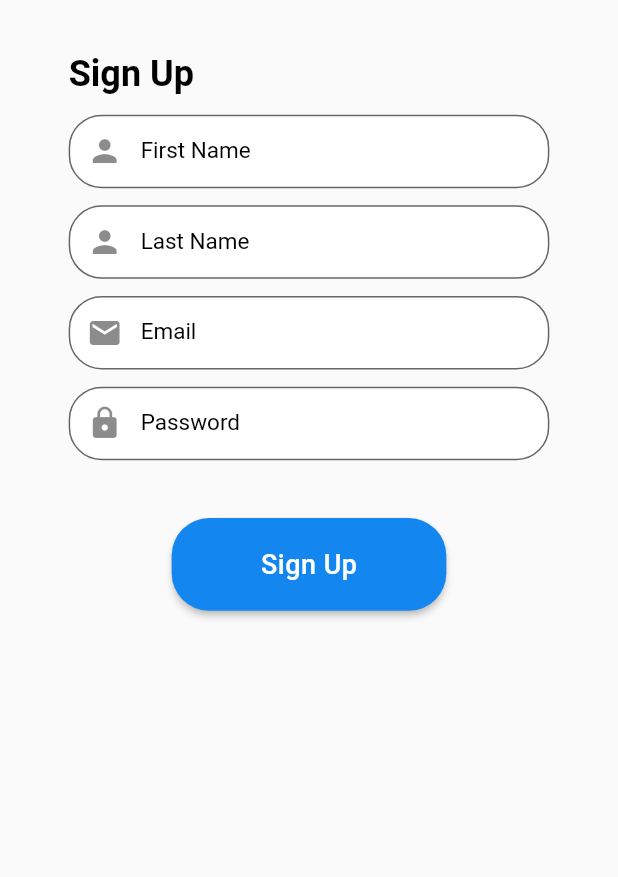
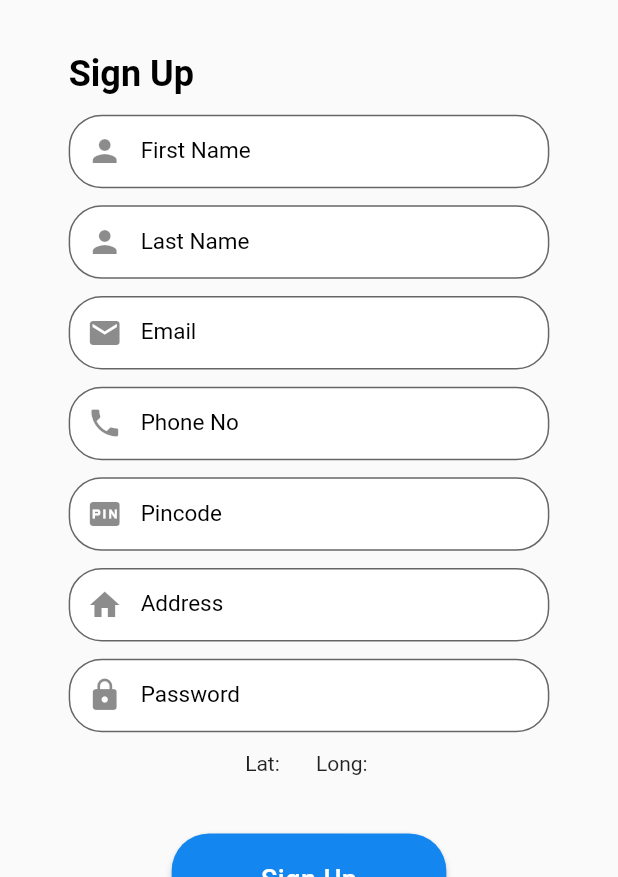
Before and after one commit to sayannath/zero_vendor, a Flutter app: the SignupPage screen opened directly, on a phone screen of 412 x 824 dp, the part 359-1236 px from its top. Run offline on Flutter 3.47's test engine with Material 2 defaults, Android fonts, the phone set to English and light mode, and no system bars; our stand-ins replace file_picker, flutter_screenutil, flutter_svg, geolocator, google_nav_bar, shared_preferences; missing offline and left inert: form_builder_file_picker; accounts and stored records are empty; project files that could hold a hidden picture were left out.

```diff
--- a/lib/main.dart
+++ b/lib/main.dart
@@ -1,7 +1,9 @@
 import 'package:flutter/material.dart';
 import 'package:zero_vendor/view/CategorySelect.dart';
 import 'package:zero_vendor/view/loginPage.dart';
+import 'package:zero_vendor/view/signupPage.dart';
 import 'package:zero_vendor/view/splashScreen.dart';
+import 'package:zero_vendor/view/step2.dart';
 
 void main() => runApp(MyApp());
 
--- a/lib/services/baseService.dart
+++ b/lib/services/baseService.dart
@@ -4,15 +4,15 @@ import 'package:http/http.dart' as http;
 import 'package:shared_preferences/shared_preferences.dart';
 
 class BaseService {
-  static const BASE_URI = "http://ec2-3-83-125-93.compute-1.amazonaws.com/api/";
+  static const BASE_URI = "http://ec2-54-165-254-77.compute-1.amazonaws.com/api/";
   static const AUTH_URI =
-      "http://ec2-3-83-125-93.compute-1.amazonaws.com/api/signin";
+      "http://ec2-54-165-254-77.compute-1.amazonaws.com/api/signin";
   static const USER_URI =
-      "http://ec2-3-83-125-93.compute-1.amazonaws.com/api/user";
+      "http://ec2-54-165-254-77.compute-1.amazonaws.com/api/user";
   static const CATEGORY_URI =
-      "http://ec2-3-83-125-93.compute-1.amazonaws.com/api/categories";
+      "http://ec2-54-165-254-77.compute-1.amazonaws.com/api/categories";
   static const ITEM_URI =
-      "http://ec2-3-83-125-93.compute-1.amazonaws.com/api/product/create/";
+      "http://ec2-54-165-254-77.compute-1.amazonaws.com/api/product/create/";
   // static const AUTH_URI = "http://192.168.43.116:3000/api/signin";
   // static const USER_URI = "http://192.168.43.116:3000/api/user";
   // static const CATEGORY_URI = "http://127.0.0.1:3000/api/categories";
--- a/lib/view/addDataPage.dart
+++ b/lib/view/addDataPage.dart
@@ -85,7 +85,7 @@ class _AddDataPageState extends State<AddDataPage> {
                   mainAxisSize: MainAxisSize.min,
                   children: [
                     Text(
-                      'Sign up',
+                      'Verify details',
                       style: TextStyle(
                           color: Colors.black,
                           fontSize: 24,
--- a/lib/view/loginPage.dart
+++ b/lib/view/loginPage.dart
@@ -1,8 +1,9 @@
 import 'package:flutter/material.dart';
 import 'package:zero_vendor/common/ui_constants.dart';
 import 'package:zero_vendor/services/authService.dart';
-import 'package:zero_vendor/view/addDataPage.dart';
+import 'package:zero_vendor/view/adddatapage.dart';
 import 'package:zero_vendor/view/signupPage.dart';
+import 'package:zero_vendor/view/step2.dart';
 
 class LoginPage extends StatefulWidget {
   @override
@@ -41,7 +42,7 @@ class _LoginPageState extends State<LoginPage> {
         if (auth['role'] == '1') {
           Navigator.of(context).pushAndRemoveUntil(
               MaterialPageRoute(builder: (BuildContext context) {
-            return AddDataPage();
+            return Step2Reg();
           }), (Route<dynamic> route) => false);
         } else {
           scaffkey.currentState.showSnackBar(new SnackBar(
--- a/lib/view/signupPage.dart
+++ b/lib/view/signupPage.dart
@@ -3,6 +3,7 @@ import 'package:zero_vendor/common/ui_constants.dart';
 import 'package:zero_vendor/services/baseService.dart';
 import 'package:zero_vendor/view/landingPage.dart';
 import 'package:zero_vendor/view/loginPage.dart';
+import 'package:geolocator/geolocator.dart';
 
 class SignupPage extends StatefulWidget {
   @override
@@ -14,14 +15,36 @@ class _SignupPageState extends State<SignupPage> {
   String _password;
   String _name;
   String _lastName;
+  String latitude = '';
+  String longitude = '';
   String _phoneNumber;
   String _address;
   String _pincode;
 
   bool _loggingIn = false;
+  @override
+  void initState() {
+    getLoc();
+    super.initState();
+  }
 
   final formkey = new GlobalKey<FormState>();
   final scaffkey = new GlobalKey<ScaffoldState>();
+  getLoc() {
+    final Geolocator geolocator = Geolocator()..forceAndroidLocationManager;
+    geolocator
+        .getCurrentPosition(desiredAccuracy: LocationAccuracy.best)
+        .then((value) {
+      setState(() {
+        latitude = value.latitude.toString();
+        longitude = value.longitude.toString();
+        print(latitude);
+        print(longitude);
+      });
+    }).catchError((e) {
+      print(e);
+    });
+  }
 
   checkFields() {
     final form = formkey.currentState;
@@ -39,9 +62,10 @@ class _SignupPageState extends State<SignupPage> {
     setState(() {
       _loggingIn = true;
     });
-    if(checkFields()) {
-      bool authenticated = await BaseService.authenticate(_name, _lastName, _email, _password);
-      if(authenticated){
+    if (checkFields()) {
+      bool authenticated =
+          await BaseService.authenticate(_name, _lastName, _email, _password);
+      if (authenticated) {
         Navigator.of(context).pushAndRemoveUntil(
             MaterialPageRoute(builder: (BuildContext context) {
           return LoginPage();
@@ -90,7 +114,7 @@ class _SignupPageState extends State<SignupPage> {
       ),
       body: SingleChildScrollView(
         child: Container(
-        height: UIConstants.fitToHeight(640, context),
+          height: UIConstants.fitToHeight(680, context),
           width: UIConstants.fitToWidth(360, context),
           child: Column(
             mainAxisAlignment: MainAxisAlignment.start,
@@ -197,6 +221,69 @@ class _SignupPageState extends State<SignupPage> {
                       child: SizedBox(
                         width: UIConstants.fitToWidth(280, context),
                         child: _input(
+                          "Please enter Phone No",
+                          true,
+                          "Phone No",
+                          'Phone No',
+                          (value) {
+                            _phoneNumber = value;
+                          },
+                          Icon(
+                            Icons.phone,
+                          ),
+                        ),
+                      ),
+                    ),
+                    SizedBox(height: UIConstants.fitToWidth(10, context)),
+                    Padding(
+                      padding: EdgeInsets.only(
+                          left: UIConstants.fitToWidth(40, context),
+                          right: UIConstants.fitToWidth(40, context)),
+                      child: SizedBox(
+                        width: UIConstants.fitToWidth(280, context),
+                        child: _input(
+                          "Please enter Pincode",
+                          true,
+                          "Pincode",
+                          'Pincode',
+                          (value) {
+                            _pincode = value;
+                          },
+                          Icon(
+                            Icons.fiber_pin,
+                          ),
+                        ),
+                      ),
+                    ),
+                    SizedBox(height: UIConstants.fitToWidth(10, context)),
+                    Padding(
+                      padding: EdgeInsets.only(
+                          left: UIConstants.fitToWidth(40, context),
+                          right: UIConstants.fitToWidth(40, context)),
+                      child: SizedBox(
+                        width: UIConstants.fitToWidth(280, context),
+                        child: _input(
+                          "Please enter Address",
+                          true,
+                          "Address",
+                          'Address',
+                          (value) {
+                            _address = value;
+                          },
+                          Icon(
+                            Icons.home,
+                          ),
+                        ),
+                      ),
+                    ),
+                    SizedBox(height: UIConstants.fitToWidth(10, context)),
+                    Padding(
+                      padding: EdgeInsets.only(
+                          left: UIConstants.fitToWidth(40, context),
+                          right: UIConstants.fitToWidth(40, context)),
+                      child: SizedBox(
+                        width: UIConstants.fitToWidth(280, context),
+                        child: _input(
                           "Please enter Password",
                           true,
                           "Password",
@@ -209,6 +296,16 @@ class _SignupPageState extends State<SignupPage> {
                           ),
                         ),
                       ),
+                    ),
+                    SizedBox(height: UIConstants.fitToHeight(10, context)),
+                    Row(
+                      mainAxisSize: MainAxisSize.min,
+                      children: [
+                        Text('Lat: ' + latitude),
+                        SizedBox(
+                            width: MediaQuery.of(context).size.width * 0.05),
+                        Text('Long: ' + longitude),
+                      ],
                     ),
                     SizedBox(height: UIConstants.fitToHeight(30, context)),
                     Container(
@@ -225,14 +322,18 @@ class _SignupPageState extends State<SignupPage> {
                           style: TextStyle(
                             color: Colors.white,
                             fontSize: 18.0,
-                                letterSpacing: 0.32),
+                            letterSpacing: 0.32,
                           ),
                         ),
                       ),
-                    ]),
+                    ),
+                  ],
+                ),
               )
-            ]),
-      )),
+            ],
+          ),
+        ),
+      ),
     );
   }
 }
--- a/lib/view/splashScreen.dart
+++ b/lib/view/splashScreen.dart
@@ -3,7 +3,7 @@ import 'package:flutter/material.dart';
 import 'package:zero_vendor/common/ui_constants.dart';
 import 'package:zero_vendor/services/authService.dart';
 import 'package:zero_vendor/view/landingPage.dart';
-import 'package:zero_vendor/view/addDataPage.dart';
+import 'package:zero_vendor/view/adddatapage.dart';
 import 'package:zero_vendor/view/homePage.dart';
 import 'package:zero_vendor/view/loginPage.dart';
 
--- a/pubspec.yaml
+++ b/pubspec.yaml
@@ -22,6 +22,8 @@ dependencies:
   google_nav_bar: ^3.0.0
   file_picker: ^1.13.3
   flutter_svg: ^0.19.0
+  form_builder_file_picker: ^0.3.0
+  permission_handler: ^5.0.1+1
 
 dev_dependencies:
   flutter_test:
```
Also changed, not shown: lib/view/step2.dart (added, +153 -0 lines), pubspec.lock. Lines whose indentation alone changed are shown as unchanged.
